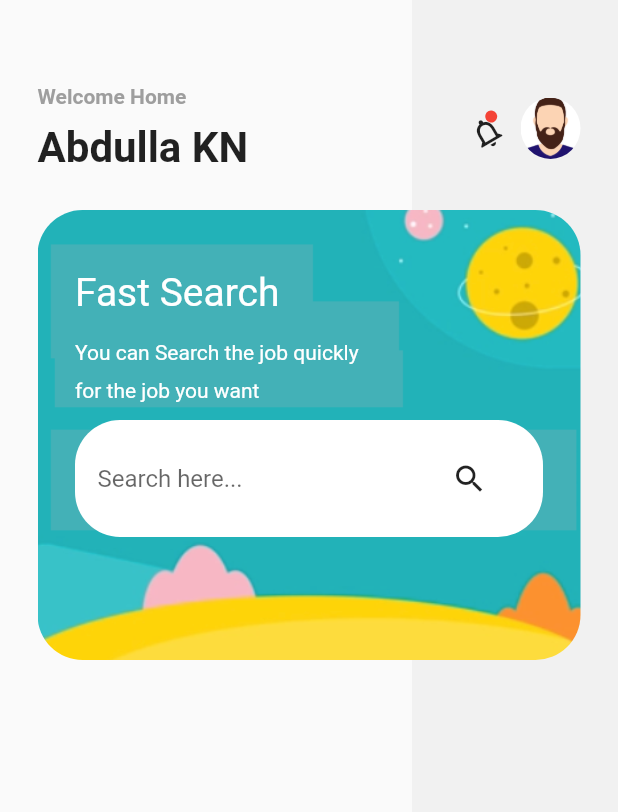
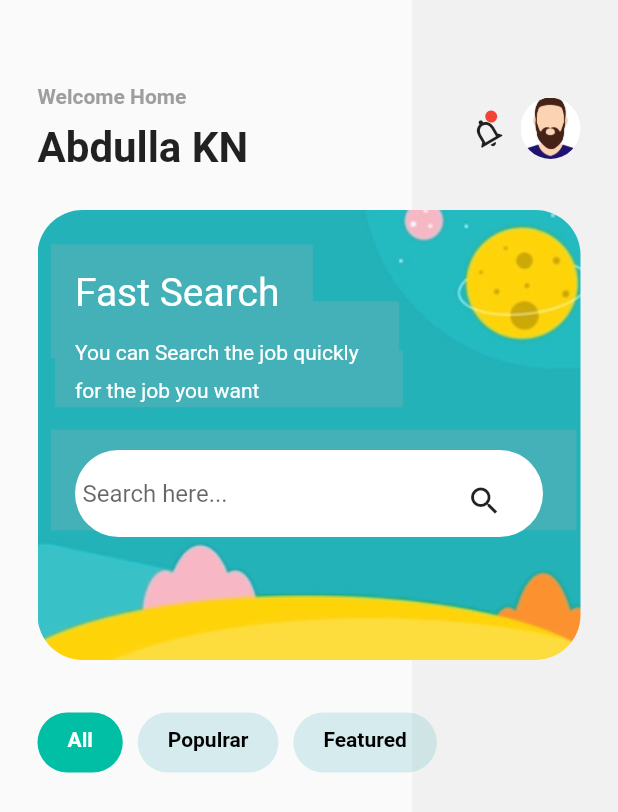
Before and after one commit to abdullakn/job_finder_ui_flutter, a Flutter app: the screen it shows after launch, on a phone screen of 412 x 824 dp. Shown: the top 812 px of the screen. Run offline on Flutter 3.47's test engine with Material 2 defaults, Android fonts, the phone set to English and light mode, and no system bars.

Commit message:
tag button completed

```diff
--- a/lib/screens/home/home.dart
+++ b/lib/screens/home/home.dart
@@ -1,6 +1,7 @@
 import 'package:flutter/material.dart';
 import 'package:job_finder/screens/home/widgets/home_appbar.dart';
 import 'package:job_finder/screens/home/widgets/search_card.dart';
+import 'package:job_finder/screens/home/widgets/tag_list.dart';
 
 class HomePage extends StatelessWidget {
   const HomePage({ Key? key }) : super(key: key);
@@ -20,7 +21,8 @@ class HomePage extends StatelessWidget {
             crossAxisAlignment: CrossAxisAlignment.start,
             children: [
               HomeAppBar(),
-              SearchBox()
+              SearchBox(),
+              TagButton()
 
             ],
           )
--- a/lib/screens/home/widgets/search_card.dart
+++ b/lib/screens/home/widgets/search_card.dart
@@ -33,22 +33,23 @@ class SearchBox extends StatelessWidget {
                 height: 1.8, color: Colors.white, fontWeight: FontWeight.w400),
           ),
           SizedBox(
-            height: 10,
+            height: 30,
           ),
           Container(
-              padding: EdgeInsets.all(15),
+              padding: EdgeInsets.all(5),
               decoration: BoxDecoration(
                   borderRadius: BorderRadius.circular(30), color: Colors.white),
               child: Stack(
                 children: [
                   TextFormField(
-
                     decoration: InputDecoration(
-                      contentPadding: EdgeInsets.symmetric(vertical: 0),
-                        border: InputBorder.none, hintText: "Search here..."),
+                        contentPadding: EdgeInsets.symmetric(vertical: 0),
+                        border: InputBorder.none,
+                        hintText: "Search here..."),
                   ),
                   Positioned(
-                    right: 10,
+                      top: 5,
+                      right: 10,
                       child: IconButton(
                           onPressed: () {}, icon: Icon(Icons.search)))
                 ],
--- /dev/null
+++ b/lib/screens/home/widgets/tag_list.dart
@@ -0,0 +1,49 @@
+import 'package:flutter/material.dart';
+
+class TagButton extends StatefulWidget {
+  const TagButton({Key? key}) : super(key: key);
+
+  @override
+  State<TagButton> createState() => _TagButtonState();
+}
+
+class _TagButtonState extends State<TagButton> {
+  var selecedTag = 0;
+  final tagList = <String>['All', 'Populrar', 'Featured'];
+  @override
+  Widget build(BuildContext context) {
+    return Container(
+      margin: EdgeInsets.symmetric(vertical: 10, horizontal: 25),
+      height: 40,
+      child: ListView.separated(
+          scrollDirection: Axis.horizontal,
+          itemBuilder: (context, index) => GestureDetector(
+                onTap: () {
+                  setState(() {
+                    selecedTag = index;
+                  });
+                },
+                child: Container(
+                  padding: EdgeInsets.symmetric(vertical: 10, horizontal: 20),
+                  decoration: BoxDecoration(
+                      shape: BoxShape.rectangle,
+                      borderRadius: BorderRadius.circular(30),
+                      color: selecedTag == index
+                          ? Colors.tealAccent[700]
+                          : Theme.of(context).primaryColor.withOpacity(0.2)),
+                  child: Text(
+                    tagList[index],
+                    style: TextStyle(
+                        color:
+                            selecedTag == index ? Colors.white : Colors.black,
+                        fontWeight: FontWeight.bold),
+                  ),
+                ),
+              ),
+          separatorBuilder: (_, index) => SizedBox(
+                width: 10,
+              ),
+          itemCount: tagList.length),
+    );
+  }
+}
```
